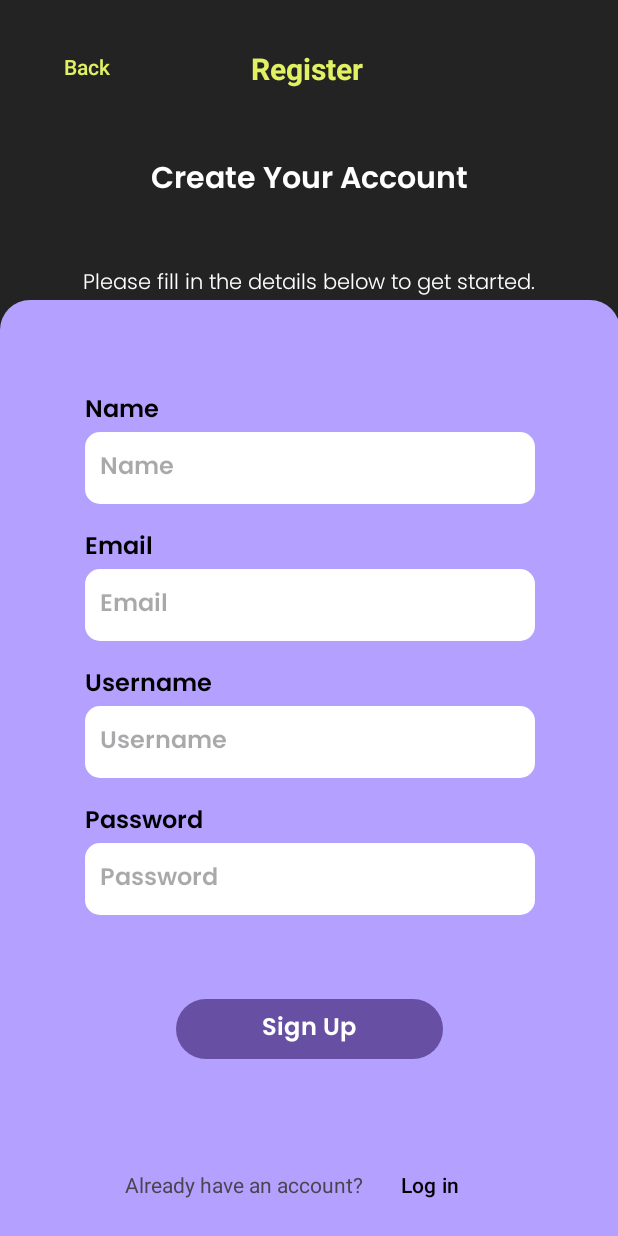
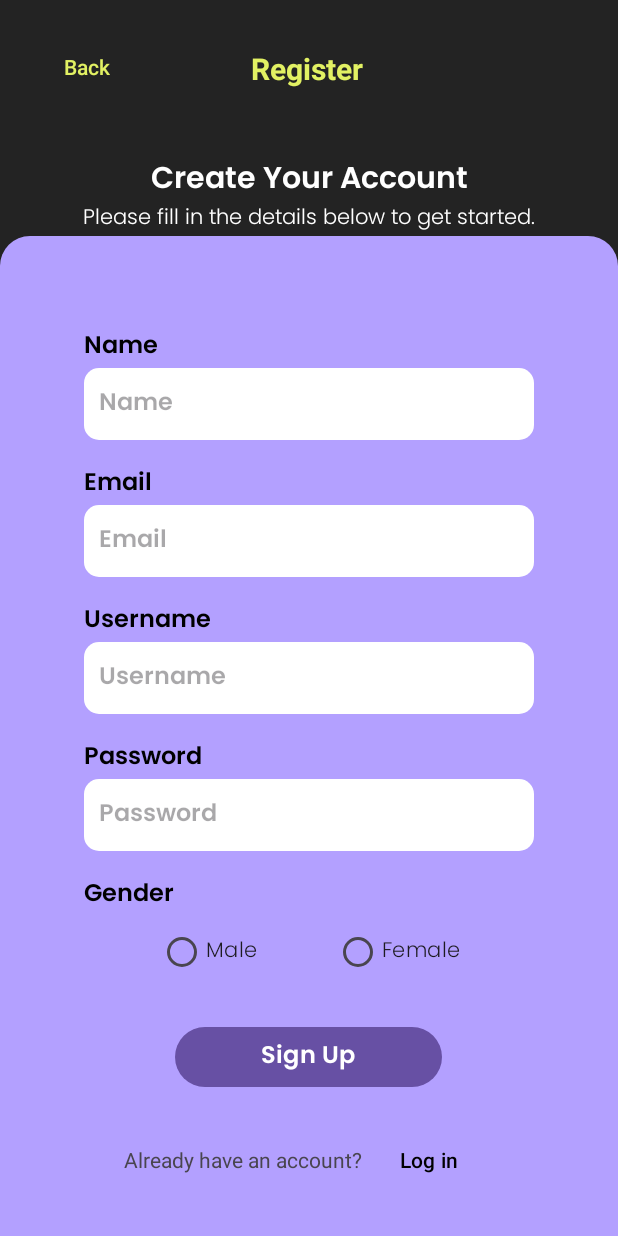
Before and after one commit to PTMAbellana/FITNESSAPP, an Android app: the RegisterView screen opened directly, with no data from a screen before it, on a phone screen of 412 x 824 dp. Run offline under Robolectric (Android 15) with nearby library versions, the phone set to English and light mode, and no system bars.

Commit message:
kani napd

```diff
--- a/app/src/main/java/com/example/fitnessapp/LoginView.java
+++ b/app/src/main/java/com/example/fitnessapp/LoginView.java
@@ -72,5 +72,6 @@ public class LoginView extends AppCompatActivity {
     public void onRegisterClicked(View view) {
         Intent intent = new Intent(this, RegisterView.class);
         startActivity(intent);
+        finish();
     }
 }
--- a/app/src/main/java/com/example/fitnessapp/ReadData.java
+++ b/app/src/main/java/com/example/fitnessapp/ReadData.java
@@ -7,7 +7,7 @@ import java.sql.Statement;
 
 public class ReadData {
     public static boolean readData(String username, String password) {
-        try (Connection c = ConnectionClass.CONN();) {
+        try (Connection c = ConnectionClass.getConnection();) {
             Statement statement = c.createStatement();
             String query = "SELECT * FROM tblUsers";
             ResultSet res = statement.executeQuery(query); //FOR READING
@@ -26,7 +26,7 @@ public class ReadData {
     }
 
     public static int readData(String username) {
-        try (Connection c = ConnectionClass.CONN();) {
+        try (Connection c = ConnectionClass.getConnection();) {
             Statement statement = c.createStatement();
             String query = "SELECT * FROM tblUsers";
             ResultSet res = statement.executeQuery(query);
--- a/app/src/main/java/com/example/fitnessapp/RegisterView.java
+++ b/app/src/main/java/com/example/fitnessapp/RegisterView.java
@@ -6,12 +6,14 @@ import android.os.Bundle;
 import android.view.View;
 import android.widget.Button;
 import android.widget.EditText;
+import android.widget.RadioButton;
 import android.widget.Toast;
 
 import androidx.appcompat.app.AppCompatActivity;
 
 public class RegisterView extends AppCompatActivity {
     EditText tfName, tfEmail, tfUsername, pfPassword;
+    RadioButton rbMale, rbFemale;
     Button btnSignUp;
     @Override
     protected void onCreate(Bundle savedInstanceState) {
@@ -22,6 +24,8 @@ public class RegisterView extends AppCompatActivity {
         tfEmail = findViewById(R.id.tfEmail);
         tfUsername = findViewById(R.id.tfUsername);
         pfPassword = findViewById(R.id.pfPassword);
+        rbMale = findViewById(R.id.g_Male);
+        rbFemale = findViewById(R.id.g_Female);
         btnSignUp = findViewById(R.id.btnSignUp);
 
         btnSignUp.setOnClickListener(new View.OnClickListener() {
@@ -37,8 +41,15 @@ public class RegisterView extends AppCompatActivity {
         String username = tfUsername.getText().toString();
         String email = tfEmail.getText().toString();
         String password = pfPassword.getText().toString();
+        String gender;
+
+        if (rbMale.isChecked()) gender = "Male";
+        else if (rbFemale.isChecked()) gender = "Female";
+        else gender = "Genderless";
+
         try {
-            InsertData.insertData(RegisterView.this,name, email, username, password);
+//            InsertData.insertData(RegisterView.this,name, email, username, password);
+            InsertData.insertData(RegisterView.this,name, email, username, password, gender);
             Intent intent = new Intent(RegisterView.this, HomeView.class);
             startActivity(intent);
             Toast.makeText(RegisterView.this, "Sign Up Successful", Toast.LENGTH_SHORT).show();
@@ -87,5 +98,6 @@ public class RegisterView extends AppCompatActivity {
     public void onLoginClicked(View view) {
         Intent intent = new Intent(this, LoginView.class);
         startActivity(intent);
+        finish();
     }
 }
--- a/app/src/main/res/layout/register_view.xml
+++ b/app/src/main/res/layout/register_view.xml
@@ -53,26 +53,26 @@
         android:id="@+id/tvWelcome2"
         android:layout_width="wrap_content"
         android:layout_height="wrap_content"
-        android:layout_marginTop="40dp"
+        android:layout_marginTop="20dp"
         android:fontFamily="@font/poppins_light"
         android:gravity="center"
         android:text="Please fill in the details below to get started."
         android:textColor="#FFFFFF"
+        app:layout_constraintBottom_toTopOf="@+id/linearLayout"
         app:layout_constraintEnd_toEndOf="parent"
         app:layout_constraintStart_toStartOf="parent"
-        app:layout_constraintTop_toBottomOf="@+id/tvWelcome" />
+        app:layout_constraintTop_toBottomOf="@+id/tvWelcome"
+        app:layout_constraintVertical_bias="0.7" />
 
     <LinearLayout
         android:id="@+id/linearLayout"
-        android:layout_width="413dp"
-        android:layout_height="624dp"
-        android:layout_marginStart="16dp"
-        android:layout_marginEnd="16dp"
+        android:layout_width="0dp"
+        android:layout_height="690dp"
         android:background="@drawable/layout_radius"
         android:gravity="center_horizontal"
         android:orientation="vertical"
         android:paddingTop="60dp"
-        android:paddingBottom="10dp"
+        android:paddingBottom="50dp"
         app:layout_constraintBottom_toBottomOf="parent"
         app:layout_constraintEnd_toEndOf="parent"
         app:layout_constraintStart_toStartOf="parent"
@@ -169,6 +169,42 @@
             android:textSize="16dp" />
 
         <TextView
+            android:id="@+id/lblGender"
+            android:layout_width="300dp"
+            android:layout_height="wrap_content"
+            android:layout_marginTop="15dp"
+            android:fontFamily="@font/poppins_semibold"
+            android:text="@string/gender_label"
+            android:textColor="#000000"
+            android:textSize="16dp" />
+
+        <RadioGroup
+            android:id="@+id/rg_Gender"
+            android:layout_width="300dp"
+            android:layout_height="wrap_content"
+            android:gravity="center_horizontal"
+            android:orientation="horizontal">
+
+            <RadioButton
+                android:id="@+id/g_Male"
+                android:layout_width="wrap_content"
+                android:layout_height="wrap_content"
+                android:layout_marginRight="25dp"
+                android:fontFamily="@font/poppins_light"
+                android:text="@string/gender_m"
+                android:textColorLink="@color/colorYellow" />
+
+            <RadioButton
+                android:id="@+id/g_Female"
+                android:layout_width="wrap_content"
+                android:layout_height="wrap_content"
+                android:layout_marginLeft="25dp"
+                android:fontFamily="@font/poppins_light"
+                android:text="@string/gender_f"
+                android:textColorLink="@color/colorYellow" />
+        </RadioGroup>
+
+        <TextView
             android:id="@+id/lblcheck"
             android:layout_width="wrap_content"
             android:layout_height="wrap_content"
@@ -184,7 +220,6 @@
             android:layout_width="178dp"
             android:layout_height="48dp"
             android:layout_centerHorizontal="true"
-            android:layout_marginTop="30dp"
             android:fontFamily="@font/poppins_semibold"
             android:text="Sign Up"
             android:textSize="16dp" />
--- a/app/src/main/res/values/strings.xml
+++ b/app/src/main/res/values/strings.xml
@@ -8,12 +8,17 @@
     <string name="register">Register</string>
     <string name="has_account">Already have an account? </string>
     <string name="login">Log in</string>
+
+<!--    register-->
+    <string name="gender_label">Gender</string>
+    <string name="gender_m">Male</string>
+    <string name="gender_f">Female</string>
+
     <!-- Launch Activity Strings -->
     <string name="logo_1">Logo 1</string>
 
     <!-- On Boarding Strings -->
     <string name="on_boarding_1_background">On Boarding 1 Background</string>
-
     <string name="get_started">GET STARTED</string>
     <string name="have_account">I ALREADY HAVE AN ACCOUNT</string>
 
```
Also changed, not shown: app/src/main/java/com/example/fitnessapp/CreateTable.java (+14 -2 lines), app/src/main/java/com/example/fitnessapp/InsertData.java (+12 -5 lines), app/src/main/java/com/example/fitnessapp/MainActivity.java (+2 -5 lines), app/src/main/res/layout/activity_on_boarding1.xml (+1 -10 lines).
